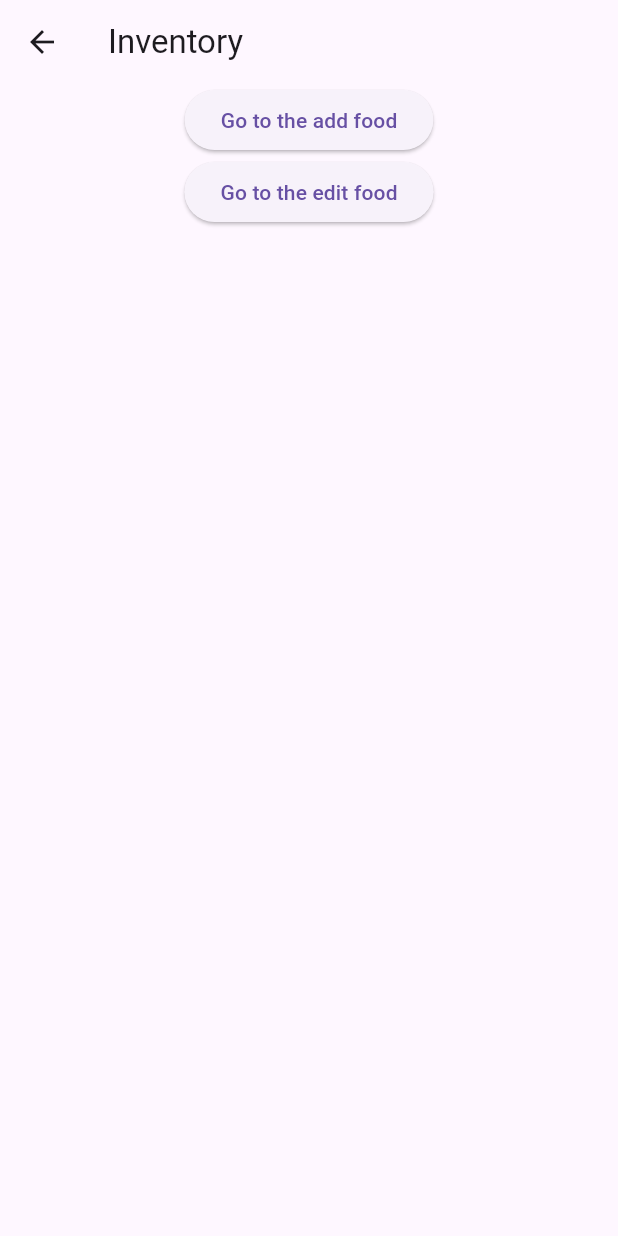
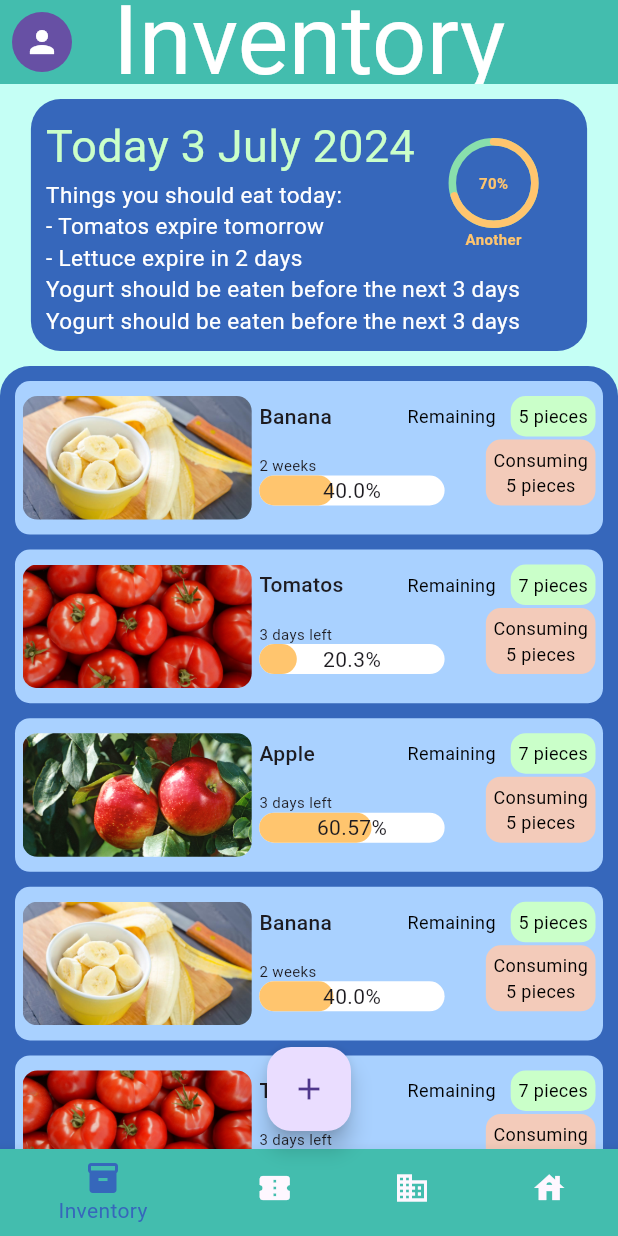
Before and after one commit to TAPIIPAUSE/FoodHero, a Flutter app: the Inventory screen opened by its route, on a phone screen of 412 x 824 dp. Run offline on Flutter 3.47's test engine with Material 3 defaults, Android fonts, the phone set to English and light mode, and no system bars; drawn by our look-alikes of percent_indicator; our stand-ins replace go_router, google_fonts; Roboto replaces fonts that are missing (Hind).

Commit message:
add inventory

```diff
--- a/lib/main.dart
+++ b/lib/main.dart
@@ -5,7 +5,7 @@ import 'package:foodhero/pages/dashboard.dart';
 import 'package:foodhero/pages/edit_food.dart';
 import 'package:foodhero/pages/household.dart';
 import 'package:foodhero/pages/interorganization.dart';
-import 'package:foodhero/pages/inventory.dart';
+import 'package:foodhero/pages/inventory/inventory.dart';
 import 'package:foodhero/pages/login.dart';
 import 'package:foodhero/pages/notifications.dart';
 import 'package:foodhero/pages/organization.dart';
--- a/lib/pages/inventory.dart
+++ /dev/null
@@ -1,28 +0,0 @@
-import 'package:flutter/material.dart';
-import 'package:go_router/go_router.dart';
-
-class Inventory extends StatelessWidget {
-  const Inventory({super.key});
-
-  @override
-  Widget build(BuildContext context) {
-    return Scaffold(
-      appBar: AppBar(title: const Text('Inventory')),
-      //example
-      body: Center(
-        child: Column(
-          children: [
-            ElevatedButton(
-              onPressed: () => context.go('/add_food'),
-              child: const Text('Go to the add food'),
-            ),
-            ElevatedButton(
-              onPressed: () => context.go('/edit_food'),
-              child: const Text('Go to the edit food'),
-            ),
-          ],
-        ),
-      ),
-    );
-  }
-}
--- /dev/null
+++ b/lib/pages/inventory/inventory.dart
@@ -0,0 +1,223 @@
+import 'package:flutter/material.dart';
+import 'package:foodhero/fonts.dart';
+import 'package:foodhero/pages/inventory/inventory_list_item.dart';
+import 'package:foodhero/theme.dart';
+import 'package:go_router/go_router.dart';
+import 'package:percent_indicator/percent_indicator.dart';
+
+class Inventory extends StatefulWidget {
+  const Inventory({super.key});
+
+  @override
+  State<Inventory> createState() => _InventoryState();
+}
+
+class _InventoryState extends State<Inventory> {
+  int _selectedIndex = 0;
+
+  void _onItemTapped(int index) {
+    setState(() {
+      _selectedIndex = index;
+    });
+  }
+
+  @override
+  Widget build(BuildContext context) {
+    final screenHeight = MediaQuery.of(context).size.height;
+    final screenWidth = MediaQuery.of(context).size.width;
+
+    return Scaffold(
+      backgroundColor: AppTheme.lightGreenBackground,
+      appBar: AppBar(
+        title: const Text('Inventory'),
+        centerTitle: true,
+        backgroundColor: AppTheme.greenMainTheme,
+        titleTextStyle: FontsTheme.mouseMemoirs_64(color: Colors.white),
+        leading: IconButton.filled(
+          onPressed: () => context.go('/user_profile'),
+          icon: const Icon(
+            Icons.person_sharp,
+            color: Colors.white,
+          ),
+        ),
+      ),
+      body: SingleChildScrollView(
+          child: Column(children: [
+        Container(
+          margin: const EdgeInsets.all(10),
+          padding: const EdgeInsets.all(10),
+          // height: screenHeight * 0.2,
+          width: screenWidth * 0.9,
+          decoration: const BoxDecoration(
+            color: AppTheme.mainBlue,
+            borderRadius: BorderRadius.all(Radius.circular(20)),
+          ),
+          child: Column(
+            crossAxisAlignment: CrossAxisAlignment.start,
+            children: [
+              Row(
+                mainAxisAlignment: MainAxisAlignment.spaceBetween,
+                children: [
+                  Column(
+                    crossAxisAlignment: CrossAxisAlignment.start,
+                    children: [
+                      Text(
+                        'Today 3 July 2024',
+                        style: FontsTheme.mouseMemoir_30(
+                            color: AppTheme.softGreen),
+                      ),
+                      Text(
+                        'Things you should eat today:',
+                        style: FontsTheme.hind_15(color: Colors.white),
+                      ),
+                      Text(
+                        '- Tomatos expire tomorrow',
+                        style: FontsTheme.hind_15(color: Colors.white),
+                      ),
+                      Text(
+                        '- Lettuce expire in 2 days',
+                        style: FontsTheme.hind_15(color: Colors.white),
+                      ),
+                    ],
+                  ),
+                  CircularPercentIndicator(
+                    radius: 30.0,
+                    lineWidth: 5.0,
+                    animation: true,
+                    percent: 0.7,
+                    center: const Text(
+                      "70%",
+                      style: TextStyle(
+                          fontWeight: FontWeight.bold,
+                          fontSize: 10.0,
+                          color: AppTheme.softOrange),
+                    ),
+                    footer: const Text(
+                      "Another",
+                      style: TextStyle(
+                          fontWeight: FontWeight.bold,
+                          fontSize: 10.0,
+                          color: AppTheme.softOrange),
+                    ),
+                    circularStrokeCap: CircularStrokeCap.round,
+                    backgroundColor: AppTheme.softBrightGreen,
+                    progressColor: AppTheme.softOrange,
+                  ),
+                  const SizedBox(
+                    height: 10,
+                  ),
+                ],
+              ),
+              Text(
+                'Yogurt should be eaten before the next 3 days',
+                style: FontsTheme.hind_15(color: Colors.white),
+              ),
+              Text(
+                'Yogurt should be eaten before the next 3 days',
+                style: FontsTheme.hind_15(color: Colors.white),
+              ),
+            ],
+          ),
+        ),
+        Container(
+          padding: const EdgeInsets.all(10),
+          width: screenWidth,
+          // height: screenHeight,
+          decoration: const BoxDecoration(
+            color: AppTheme.mainBlue,
+            borderRadius: BorderRadius.all(Radius.circular(20)),
+            //   topLeft: Radius.circular(30),
+            //   topRight: Radius.circular(30),
+            // ),
+          ),
+          child: const Column(
+            children: [
+              InventoryListItem(
+                thumbnail: "assets/banana.jpg",
+                foodname: 'Banana',
+                expiry: '2 weeks',
+                progressbar: 40,
+                consuming: 5,
+                remaining: 5,
+              ),
+              InventoryListItem(
+                thumbnail: "assets/tomatoes.jpg",
+                foodname: 'Tomatos',
+                expiry: '3 days left',
+                progressbar: 20.3,
+                consuming: 5,
+                remaining: 7,
+              ),
+              InventoryListItem(
+                thumbnail: "assets/apples.jpg",
+                foodname: 'Apple',
+                expiry: '3 days left',
+                progressbar: 60.57,
+                consuming: 5,
+                remaining: 7,
+              ),
+              InventoryListItem(
+                thumbnail: "assets/banana.jpg",
+                foodname: 'Banana',
+                expiry: '2 weeks',
+                progressbar: 40,
+                consuming: 5,
+                remaining: 5,
+              ),
+              InventoryListItem(
+                thumbnail: "assets/tomatoes.jpg",
+                foodname: 'Tomatos',
+                expiry: '3 days left',
+                progressbar: 20.3,
+                consuming: 5,
+                remaining: 7,
+              ),
+              InventoryListItem(
+                thumbnail: "assets/apples.jpg",
+                foodname: 'Apple',
+                expiry: '3 days left',
+                progressbar: 60.57,
+                consuming: 5,
+                remaining: 7,
+              ),
+            ],
+          ),
+        ),
+      ])),
+      bottomNavigationBar: BottomNavigationBar(
+        items: const <BottomNavigationBarItem>[
+          BottomNavigationBarItem(
+            icon: Icon(Icons.inventory),
+            label: 'Inventory',
+            backgroundColor: AppTheme.greenMainTheme,
+          ),
+          BottomNavigationBarItem(
+            icon: Icon(Icons.confirmation_number),
+            label: 'Consumed',
+            backgroundColor: AppTheme.greenMainTheme,
+          ),
+          BottomNavigationBarItem(
+            icon: Icon(Icons.business),
+            label: 'Inter',
+            backgroundColor: AppTheme.greenMainTheme,
+          ),
+          BottomNavigationBarItem(
+            icon: Icon(Icons.house),
+            label: 'Household',
+            backgroundColor: AppTheme.greenMainTheme,
+          ),
+        ],
+        currentIndex: _selectedIndex,
+        selectedItemColor: AppTheme.mainBlue,
+        onTap: _onItemTapped,
+      ),
+      floatingActionButton: FloatingActionButton(
+        onPressed: () => {},
+        tooltip: 'Adding food',
+        child: const Icon(Icons.add),
+      ),
+      floatingActionButtonLocation:
+          FloatingActionButtonLocation.miniCenterFloat,
+    );
+  }
+}
--- /dev/null
+++ b/lib/pages/inventory/inventory_list_item.dart
@@ -0,0 +1,198 @@
+import 'package:flutter/material.dart';
+import 'package:foodhero/theme.dart';
+import 'package:percent_indicator/percent_indicator.dart';
+
+class InventoryListItem extends StatelessWidget {
+  const InventoryListItem({
+    super.key,
+    required this.thumbnail,
+    required this.foodname,
+    required this.expiry,
+    required this.progressbar,
+    required this.consuming,
+    required this.remaining,
+  });
+
+  final String thumbnail;
+  final String foodname;
+  final String expiry;
+  final double progressbar;
+  final int consuming;
+  final int remaining;
+
+  @override
+  Widget build(BuildContext context) {
+    return Column(
+      children: [
+        Container(
+          padding: const EdgeInsets.all(5.0),
+          decoration: BoxDecoration(
+            color: AppTheme.softBlue,
+            borderRadius: BorderRadius.circular(10.0),
+          ),
+          child: Padding(
+            padding: const EdgeInsets.symmetric(vertical: 5.0),
+            child: Row(
+              crossAxisAlignment: CrossAxisAlignment.start,
+              children: <Widget>[
+                Expanded(
+                  flex: 2,
+                  child: ClipRRect(
+                    borderRadius: BorderRadius.circular(
+                        10.0), // Adjust the value as needed
+                    child: Image.asset(
+                      thumbnail.toString(),
+                      fit: BoxFit.cover,
+                      width: MediaQuery.of(context).size.width * 0.2,
+                      height: MediaQuery.of(context).size.height * 0.1,
+                    ),
+                  ),
+                ),
+                Expanded(
+                  flex: 3,
+                  child: _FoodDetail(
+                    foodname: foodname,
+                    expiry: expiry,
+                    progessbar: progressbar,
+                    consumeing: consuming,
+                    remaining: remaining,
+                  ),
+                ),
+              ],
+            ),
+          ),
+        ),
+        const SizedBox(
+          height: 10,
+        ),
+      ],
+    );
+  }
+}
+
+class _FoodDetail extends StatelessWidget {
+  const _FoodDetail({
+    required this.foodname,
+    required this.expiry,
+    required this.progessbar,
+    required this.consumeing,
+    required this.remaining,
+  });
+
+  final String foodname;
+  final String expiry;
+  final double progessbar;
+  final int consumeing;
+  final int remaining;
+
+  @override
+  Widget build(BuildContext context) {
+    return Padding(
+      padding: const EdgeInsets.fromLTRB(5.0, 0.0, 0.0, 0.0),
+      child: Column(
+        crossAxisAlignment: CrossAxisAlignment.start,
+        children: <Widget>[
+          Row(
+            mainAxisAlignment: MainAxisAlignment.spaceBetween,
+            children: [
+              Text(
+                foodname,
+                style: const TextStyle(
+                  fontWeight: FontWeight.w500,
+                  fontSize: 14.0,
+                ),
+              ),
+              Container(
+                margin: const EdgeInsets.only(left: 5.0),
+                child: Row(
+                  // mainAxisAlignment: MainAxisAlignment.end,
+                  // crossAxisAlignment: CrossAxisAlignment.end,
+                  children: [
+                    const Text(
+                      'Remaining',
+                      style: TextStyle(
+                        color: Colors.black,
+                        fontSize: 12.0,
+                      ),
+                    ),
+                    Container(
+                      margin: const EdgeInsets.only(left: 10.0),
+                      padding: const EdgeInsets.all(5.0),
+                      decoration: BoxDecoration(
+                        color: AppTheme.softGreen,
+                        borderRadius: BorderRadius.circular(10.0),
+                      ),
+                      child: Text(
+                        '${remaining.toString()} pieces',
+                        style: const TextStyle(
+                          color: Colors.black,
+                          fontSize: 12.0,
+                        ),
+                      ),
+                    ),
+                  ],
+                ),
+              )
+            ],
+          ),
+          const Padding(
+            padding: EdgeInsets.symmetric(vertical: 1.0),
+          ),
+          Row(
+              mainAxisAlignment: MainAxisAlignment.spaceBetween,
+              crossAxisAlignment: CrossAxisAlignment.end,
+              children: [
+                Column(
+                  crossAxisAlignment: CrossAxisAlignment.start,
+                  children: [
+                    const Padding(padding: EdgeInsets.symmetric(vertical: 2.0)),
+                    Text(
+                      expiry,
+                      style: const TextStyle(fontSize: 10.0),
+                    ),
+                    LinearPercentIndicator(
+                      padding: const EdgeInsets.only(left: 0),
+                      width: MediaQuery.of(context).size.width * 0.3,
+                      animation: true,
+                      lineHeight: 20.0,
+                      animationDuration: 2000,
+                      percent: progessbar / 100,
+                      center: Text('${progessbar.toString()}%'),
+                      barRadius: const Radius.circular(10.0),
+                      progressColor: AppTheme.softOrange,
+                      backgroundColor: Colors.white,
+                    ),
+                  ],
+                ),
+                Container(
+                  margin: const EdgeInsets.only(left: 10.0),
+                  padding: const EdgeInsets.all(5.0),
+                  decoration: BoxDecoration(
+                    color: AppTheme.softRed,
+                    borderRadius: BorderRadius.circular(10.0),
+                  ),
+                  child: Column(
+                    children: [
+                      const Text(
+                        'Consuming',
+                        style: TextStyle(
+                          color: Colors.black,
+                          fontSize: 12.0,
+                        ),
+                      ),
+                      Text(
+                        '${consumeing.toString()} pieces',
+                        style: const TextStyle(
+                          color: Colors.black,
+                          fontSize: 12.0,
+                        ),
+                      ),
+                    ],
+                  ),
+                ),
+              ]),
+        ],
+      ),
+    );
+  }
+}
--- a/pubspec.yaml
+++ b/pubspec.yaml
@@ -12,6 +12,7 @@ dependencies:
   go_router: ^14.1.4
   google_fonts: ^6.2.1
   http: ^1.2.1
+  percent_indicator: ^4.2.3
 
 dev_dependencies:
   flutter_test:
```
Also changed, not shown: assets/apples.jpg (added), assets/banana.jpg (added), assets/tomatoes.jpg (added).
